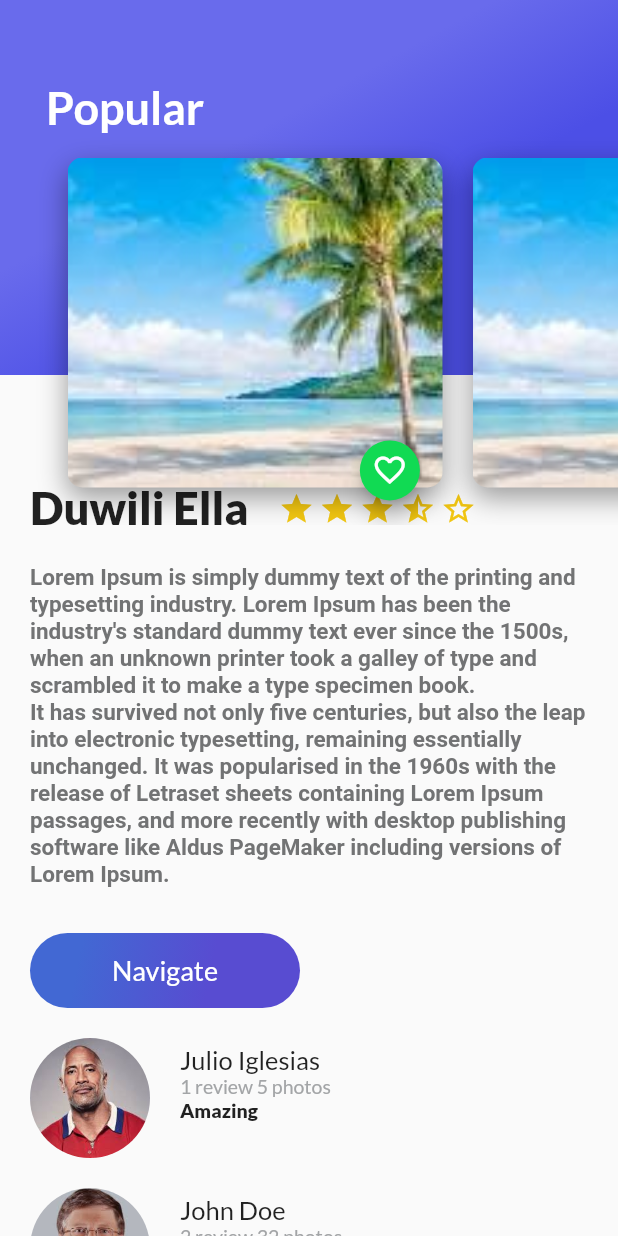
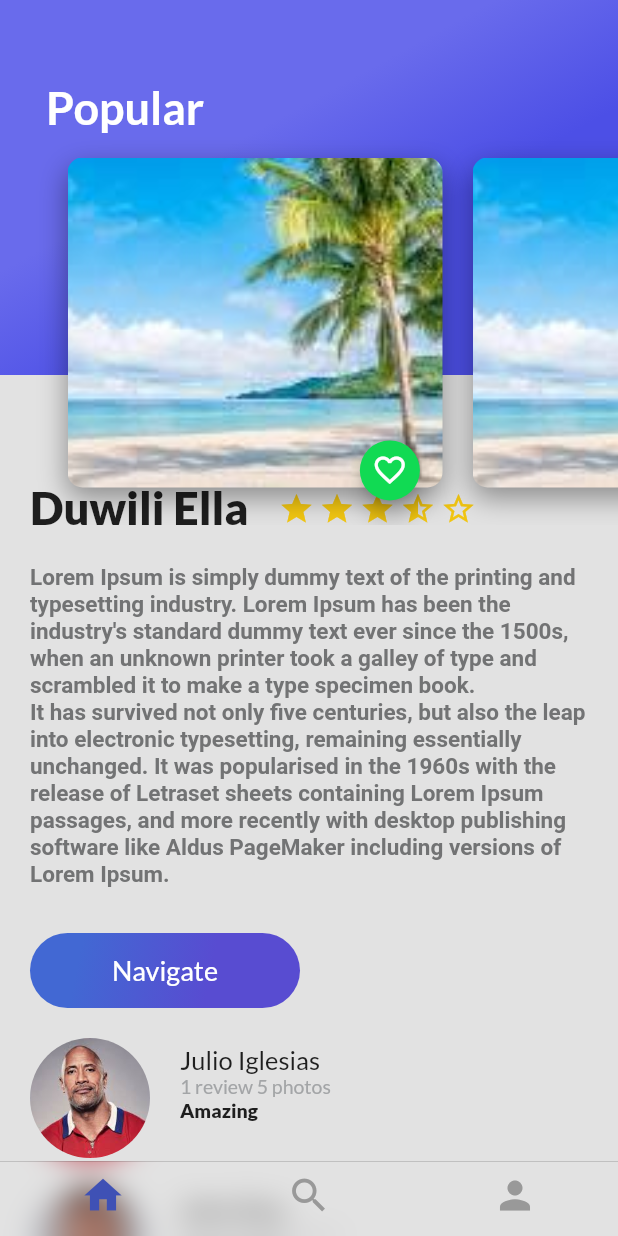
Before and after one commit to Camilost1404/Flutter_Basico, a Flutter app: the screen it shows after launch, on a phone screen of 412 x 824 dp. Run offline on Flutter 3.47's test engine with Material 2 defaults, Android fonts, the phone set to English and light mode, and no system bars; our stand-ins replace google_fonts; Roboto replaces fonts that are missing (Ubuntu).

```diff
--- /dev/null
+++ b/lib/home_trips.dart
@@ -0,0 +1,29 @@
+import 'package:flutter/material.dart';
+import 'package:platzi_trips_app/description_place.dart';
+import 'package:platzi_trips_app/header_appbar.dart';
+import 'package:platzi_trips_app/review_list.dart';
+
+class HomeTrips extends StatelessWidget {
+  const HomeTrips({super.key});
+
+  @override
+  Widget build(BuildContext context) {
+    const description =
+        "Lorem Ipsum is simply dummy text of the printing and typesetting industry. Lorem Ipsum has been the industry's standard dummy text ever since the 1500s, when an unknown printer took a galley of type and scrambled it to make a type specimen book.\nIt has survived not only five centuries, but also the leap into electronic typesetting, remaining essentially unchanged. It was popularised in the 1960s with the release of Letraset sheets containing Lorem Ipsum passages, and more recently with desktop publishing software like Aldus PageMaker including versions of Lorem Ipsum.";
+    return Stack(
+      children: [
+        ListView(
+          children: const [
+            DescriptionPlace(
+              namePlace: 'Duwili Ella',
+              totalStars: 4,
+              descriptionPlace: description,
+            ),
+            ReviewList()
+          ],
+        ),
+        const HeaderAppBar()
+      ],
+    );
+  }
+}
--- a/lib/main.dart
+++ b/lib/main.dart
@@ -1,8 +1,7 @@
 import 'package:flutter/material.dart';
 import 'package:flutter/services.dart';
-import 'package:platzi_trips_app/description_place.dart';
-import 'package:platzi_trips_app/header_appbar.dart';
-import 'package:platzi_trips_app/review_list.dart';
+import 'package:platzi_trips_app/platzi_trips.dart';
+import 'package:platzi_trips_app/platzi_trips_cupertino.dart';
 
 void main() {
   SystemChrome.setSystemUIOverlayStyle(const SystemUiOverlayStyle(
@@ -14,88 +13,15 @@ void main() {
 class MyApp extends StatelessWidget {
   const MyApp({super.key});
 
-  final description =
-      "Lorem Ipsum is simply dummy text of the printing and typesetting industry. Lorem Ipsum has been the industry's standard dummy text ever since the 1500s, when an unknown printer took a galley of type and scrambled it to make a type specimen book.\nIt has survived not only five centuries, but also the leap into electronic typesetting, remaining essentially unchanged. It was popularised in the 1960s with the release of Letraset sheets containing Lorem Ipsum passages, and more recently with desktop publishing software like Aldus PageMaker including versions of Lorem Ipsum.";
-
   @override
   Widget build(BuildContext context) {
-    return MaterialApp(
-      debugShowCheckedModeBanner: false,
-      title: 'Flutter Demo',
-      /* theme: ThemeData(
-        primarySwatch: Colors.blue,
-      ), */
-      home: Scaffold(
-          /* appBar: AppBar(
+    return const MaterialApp(
+        debugShowCheckedModeBanner: false,
+        title: 'Flutter Demo',
+        home: Scaffold(
+            /* appBar: AppBar(
             title: const Text('Hello World Title'),
           ), */
-          body: Stack(
-        children: [
-          ListView(
-            children: [
-              DescriptionPlace(
-                namePlace: 'Duwili Ella',
-                totalStars: 4,
-                descriptionPlace: description,
-              ),
-              const ReviewList()
-            ],
-          ),
-          const HeaderAppBar()
-        ],
-      )),
-      // const MyHomePage(title: 'Flutter Demo Home Page')
-    );
+            body: PlatziTripsCupertino()));
   }
 }
-
-class MyHomePage extends StatefulWidget {
-  const MyHomePage({super.key, required this.title});
-
-  final String title;
-
-  @override
-  State<MyHomePage> createState() => _MyHomePageState();
-}
-
-class _MyHomePageState extends State<MyHomePage> {
-  int _counter = 0;
-
-  void _incrementCounter() {
-    setState(() {
-      _counter++;
-    });
-  }
-
-  @override
-  Widget build(BuildContext context) {
-    return Scaffold(
-      appBar: AppBar(
-        title: Text(widget.title),
-      ),
-      body: Center(
-        child: Column(
-          mainAxisAlignment: MainAxisAlignment.center,
-          children: <Widget>[
-            const Text(
-              'You have pushed the button this many times:',
-            ),
-            Text(
-              '$_counter',
-              style: Theme.of(context).textTheme.headline4,
-            ),
-          ],
-        ),
-      ),
-      bottomNavigationBar: BottomAppBar(
-          child: Container(
-        height: 50.0,
-      )),
-      floatingActionButton: FloatingActionButton(
-        onPressed: _incrementCounter,
-        tooltip: 'Increment',
-        child: const Icon(Icons.add),
-      ),
-    );
-  }
-}
--- /dev/null
+++ b/lib/platzi_trips_cupertino.dart
@@ -0,0 +1,45 @@
+import 'package:flutter/material.dart';
+import 'package:flutter/cupertino.dart';
+import 'package:platzi_trips_app/home_trips.dart';
+import 'package:platzi_trips_app/profile_trips.dart';
+import 'package:platzi_trips_app/search_trips.dart';
+
+class PlatziTripsCupertino extends StatelessWidget {
+  const PlatziTripsCupertino({super.key});
+
+  @override
+  Widget build(BuildContext context) {
+    return Scaffold(
+      bottomNavigationBar: CupertinoTabScaffold(
+        tabBar: CupertinoTabBar(
+            backgroundColor: Colors.transparent,
+            activeColor: Colors.indigo,
+            items: const [
+              BottomNavigationBarItem(icon: Icon(Icons.home)),
+              BottomNavigationBarItem(icon: Icon(Icons.search)),
+              BottomNavigationBarItem(icon: Icon(Icons.person)),
+            ]),
+        tabBuilder: (BuildContext context, int index) {
+          switch (index) {
+            case 0:
+              return CupertinoTabView(
+                builder: (BuildContext context) => const HomeTrips(),
+              );
+            case 1:
+              return CupertinoTabView(
+                builder: (BuildContext context) => const SearchTrip(),
+              );
+            case 2:
+              return CupertinoTabView(
+                builder: (BuildContext context) => const ProfileTrip(),
+              );
+            default:
+              return CupertinoTabView(
+                builder: (BuildContext context) => const HomeTrips(),
+              );
+          }
+        },
+      ),
+    );
+  }
+}
```
Also changed, not shown: lib/platzi_trips.dart (added, +50 -0 lines), lib/profile_trips.dart (added, +12 -0 lines), lib/search_trips.dart (added, +12 -0 lines).
